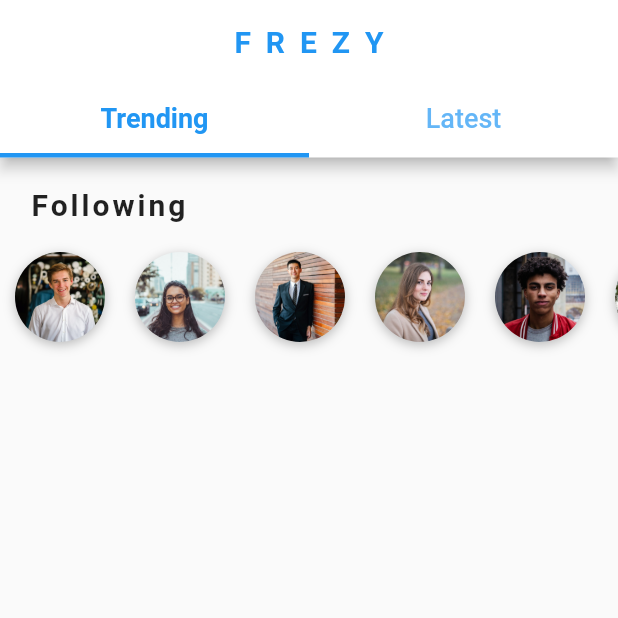
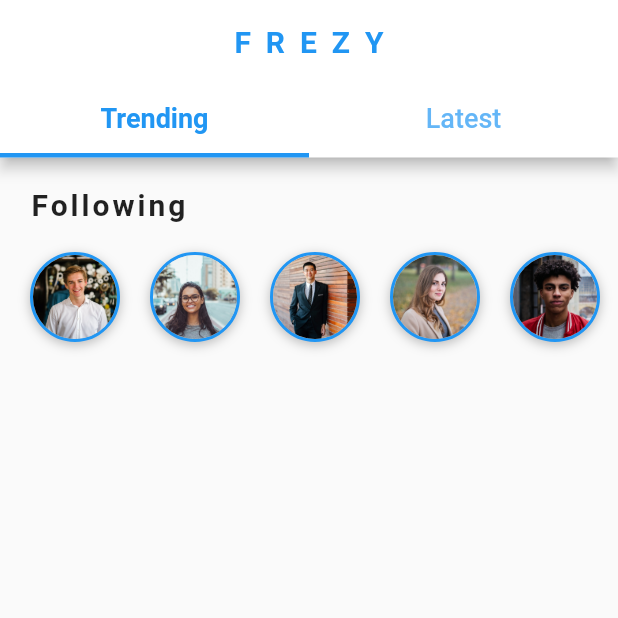
Before and after one commit to offfahad/social-media-app-flutter, a Flutter app: the HomeScreen screen opened directly, on a phone screen of 412 x 824 dp, the top half of it. Run offline on Flutter 3.47's test engine with Material 2 defaults, Android fonts, the phone set to English and light mode, and no system bars.

Commit message:
following-listview-done

```diff
--- a/lib/screens/home_screen.dart
+++ b/lib/screens/home_screen.dart
@@ -1,6 +1,7 @@
 import 'package:flutter/material.dart';
 import 'package:social_media_app/data/data.dart';
 import 'package:social_media_app/models/user_model.dart';
+import 'package:social_media_app/widgets/following_users.dart';
 
 class HomeScreen extends StatefulWidget {
   const HomeScreen({super.key});
@@ -56,55 +57,8 @@ class _HomeScreenState extends State<HomeScreen>
         ),
       ),
       body: ListView(
-        children: [
-          Column(
-            crossAxisAlignment: CrossAxisAlignment.start,
-            children: [
-              const Padding(
-                padding: EdgeInsets.fromLTRB(20.0, 20.0, 20.0, 10.0),
-                child: Text(
-                  'Following',
-                  style: TextStyle(
-                    fontSize: 20.0,
-                    fontWeight: FontWeight.bold,
-                    letterSpacing: 2.0,
-                  ),
-                ),
-              ),
-              SizedBox(
-                height: 80.0,
-                child: ListView.builder(
-                  scrollDirection: Axis.horizontal,
-                  itemCount: users.length,
-                  itemBuilder: (BuildContext context, int index) {
-                    User user = users[index];
-                    return Container(
-                      margin: const EdgeInsets.all(10.0),
-                      height: 60.0,
-                      width: 60.0,
-                      decoration: const BoxDecoration(
-                          shape: BoxShape.circle,
-                          boxShadow: [
-                            BoxShadow(
-                              color: Colors.black26,
-                              offset: Offset(0, 2),
-                              blurRadius: 6.0,
-                            ),
-                          ]),
-                      child: ClipOval(
-                        child: Image(
-                          height: 60.0,
-                          width: 60.0,
-                          image: AssetImage(user.profileImageUrl!),
-                          fit: BoxFit.cover,
-                        ),
-                      ),
-                    );
-                  },
-                ),
-              ),
-            ],
-          ),
+        children: const [
+          FollowingUsers(),
         ],
       ),
     );
--- /dev/null
+++ b/lib/widgets/following_users.dart
@@ -0,0 +1,68 @@
+import 'package:flutter/material.dart';
+import 'package:social_media_app/data/data.dart';
+import 'package:social_media_app/models/user_model.dart';
+
+class FollowingUsers extends StatelessWidget {
+  const FollowingUsers({super.key});
+
+  @override
+  Widget build(BuildContext context) {
+    return Column(
+      crossAxisAlignment: CrossAxisAlignment.start,
+      children: [
+        const Padding(
+          padding: EdgeInsets.fromLTRB(20.0, 20.0, 20.0, 10.0),
+          child: Text(
+            'Following',
+            style: TextStyle(
+              fontSize: 20.0,
+              fontWeight: FontWeight.bold,
+              letterSpacing: 2.0,
+            ),
+          ),
+        ),
+        SizedBox(
+          height: 80.0,
+          child: ListView.builder(
+            padding: const EdgeInsets.only(left: 10.0),
+            scrollDirection: Axis.horizontal,
+            itemCount: users.length,
+            itemBuilder: (BuildContext context, int index) {
+              User user = users[index];
+              return GestureDetector(
+                onTap: () {},
+                child: Container(
+                  margin: const EdgeInsets.all(10.0),
+                  height: 60.0,
+                  width: 60.0,
+                  decoration: BoxDecoration(
+                    shape: BoxShape.circle,
+                    boxShadow: const [
+                      BoxShadow(
+                        color: Colors.black26,
+                        offset: Offset(0, 2),
+                        blurRadius: 6.0,
+                      ),
+                    ],
+                    border: Border.all(
+                      width: 2.0,
+                      color: Theme.of(context).primaryColor,
+                    ),
+                  ),
+                  child: ClipOval(
+                    child: Image(
+                      height: 60.0,
+                      width: 60.0,
+                      image: AssetImage(user.profileImageUrl!),
+                      fit: BoxFit.cover,
+                    ),
+                  ),
+                ),
+              );
+            },
+          ),
+        ),
+      ],
+    );
+  }
+}
```
